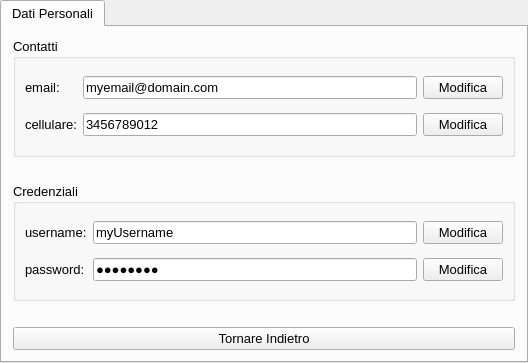
The window that ui/Titolare/VisualizzaDatiPersonali/datiTitolare.ui (mdoraz/Hotel) describes before a commit, drawn with Qt 5.
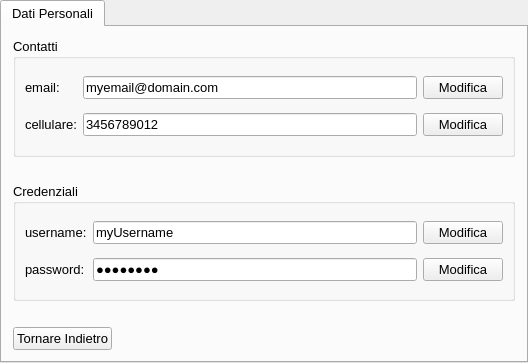
The same window after the commit.

Commit message: ultima commit (si spera)

```diff
--- a/ui/Titolare/VisualizzaDatiPersonali/datiTitolare.ui
+++ b/ui/Titolare/VisualizzaDatiPersonali/datiTitolare.ui
@@ -212,7 +212,7 @@
       </property>
      </spacer>
     </item>
-    <item>
+    <item alignment="Qt::AlignLeft">
      <widget class="QPushButton" name="btnIndietro">
       <property name="text">
        <string>Tornare Indietro</string>
```
The commit also changes 2 other files.
